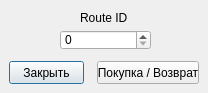
Before: the Qt Designer form TicketRequestWindow.ui in AlekseyLapunov/IS_Airport, drawn with Qt 5.
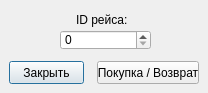
After: the same form once the commit is applied. Icons and pictures are not drawn.

What changed in the file:
```diff
--- a/TicketRequestWindow.ui
+++ b/TicketRequestWindow.ui
@@ -67,14 +67,14 @@
   <widget class="QLabel" name="label">
    <property name="geometry">
     <rect>
-     <x>80</x>
+     <x>76</x>
      <y>10</y>
-     <width>47</width>
-     <height>16</height>
+     <width>51</width>
+     <height>20</height>
     </rect>
    </property>
    <property name="text">
-    <string>Route ID:</string>
+    <string>ID рейса:</string>
    </property>
   </widget>
  </widget>
```
Left out of the diff: 10 changed lines with no effect on the pictures.
